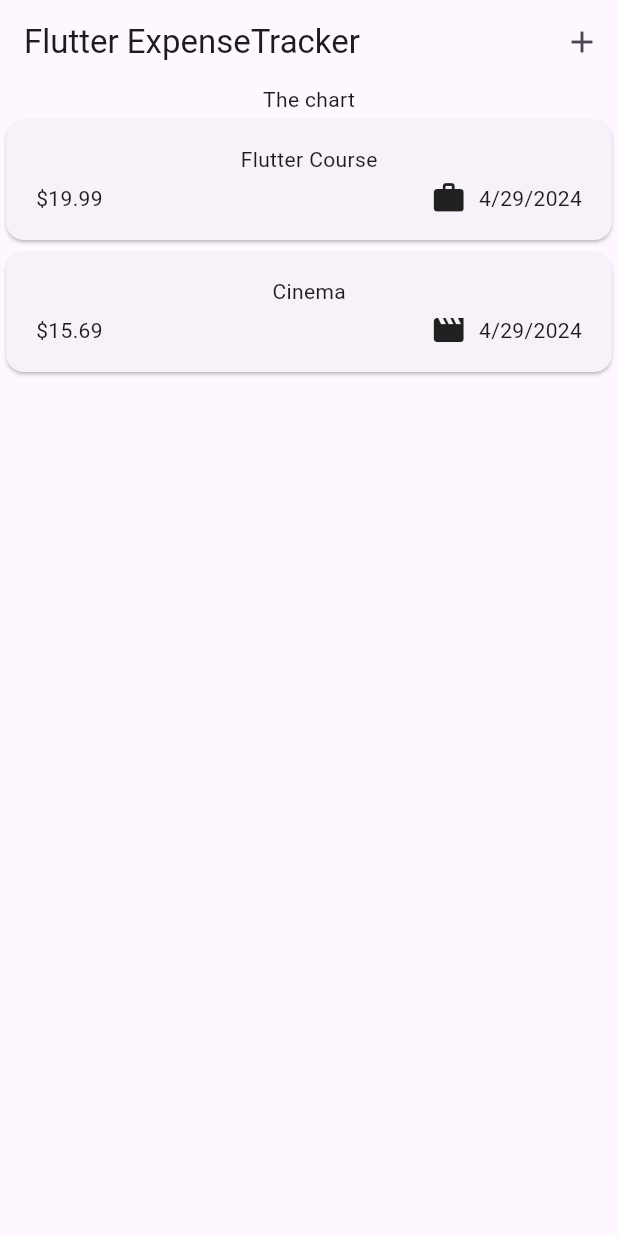
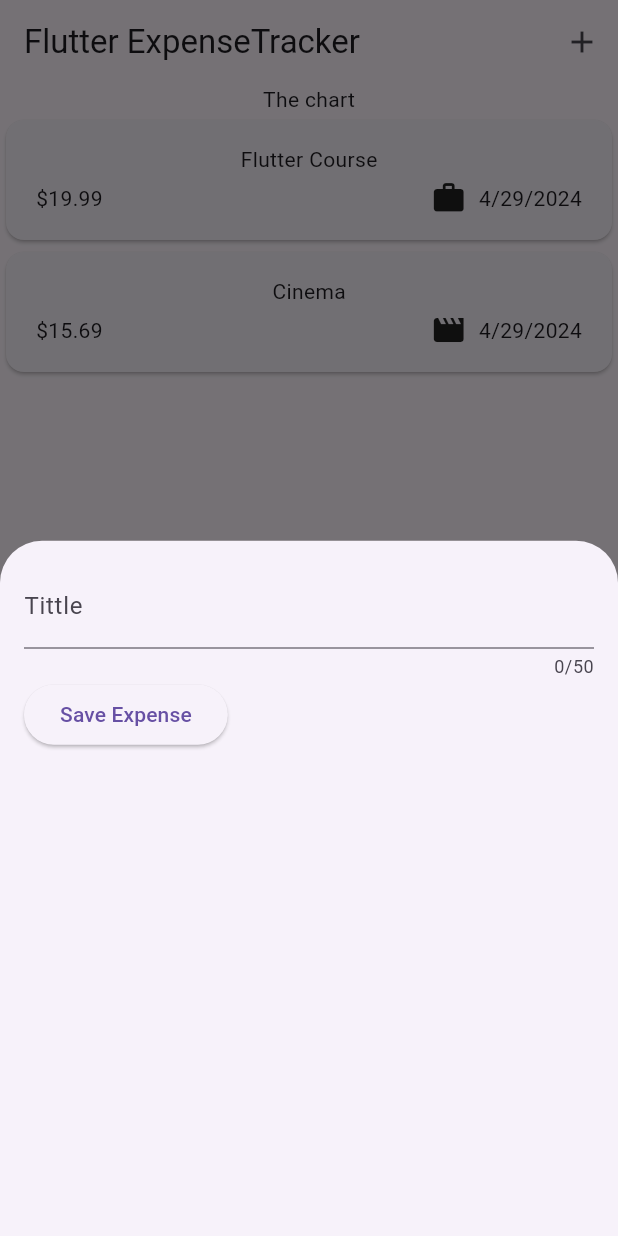
Before and after one commit to aakross/expensestracker, a Flutter app: the screen it shows after launch, after a tap on the "add" icon, on a phone screen of 412 x 824 dp. Run offline on Flutter 3.47's test engine with Material 3 defaults, Android fonts, the phone set to English and light mode, and no system bars.

Commit message:
29/04/24

```diff
--- a/lib/widgets/expenses.dart
+++ b/lib/widgets/expenses.dart
@@ -1,5 +1,6 @@
 import 'package:expense_tracker/widgets/expenses_list/expenses_list.dart';
 import 'package:expense_tracker/models/expense.dart';
+import 'package:expense_tracker/widgets/new_expenses.dart';
 import 'package:flutter/material.dart';
 
 class Expenses extends StatefulWidget {
@@ -25,13 +26,22 @@ class _ExpensesState extends State<Expenses> {
       category: Category.leisure,
     ),
   ];
+
+  void _openAddExpenseOverlay() {
+    showModalBottomSheet(
+        context: context, builder: (ctx) => const NewExpense());
+  }
+
   @override
   Widget build(BuildContext context) {
     return Scaffold(
       appBar: AppBar(
         title: const Text('Flutter ExpenseTracker'),
         actions: [
-          IconButton(onPressed: () {}, icon: const Icon(Icons.add)),
+          IconButton(
+            onPressed: _openAddExpenseOverlay,
+            icon: const Icon(Icons.add),
+          ),
         ],
       ),
       body: Column(
--- /dev/null
+++ b/lib/widgets/new_expenses.dart
@@ -0,0 +1,57 @@
+import 'package:flutter/material.dart';
+
+class NewExpense extends StatefulWidget {
+  const NewExpense({super.key});
+
+  @override
+  State<NewExpense> createState() {
+    return _NewExpense();
+  }
+}
+
+class _NewExpense extends State<NewExpense> {
+  //var _enteredTittle = ''; //Aqui se esta iniciando el titulo vacio y se manda a llamar en _saveTittleInput
+
+  // void _saveTittleInput(String inputValue) {
+  //   _enteredTittle =
+  //       inputValue; //Aqui el campo ya se le asigno un titulo y guardara ese valor
+  // }
+
+// Se utilizo TextEditingController ya que flutter maneja mejor el como se guarda lo que el usuario escribio
+  final _tittleController = TextEditingController();
+
+//dispose sirve para cerrar el campo textfield de la UI en este caso cerrarlo cuando el modal este abierto
+  @override
+  void dispose() {
+    _tittleController.dispose();
+    super.dispose();
+  }
+
+  @override
+  Widget build(BuildContext context) {
+    return Padding(
+      padding: const EdgeInsets.all(16),
+      child: Column(
+        children: [
+          TextField(
+            controller: _tittleController,
+            maxLength: 50,
+            decoration: const InputDecoration(
+              label: Text('Tittle'),
+            ),
+          ),
+          Row(
+            children: [
+              ElevatedButton(
+                onPressed: () {
+                  print(_tittleController.text);
+                },
+                child: const Text('Save Expense'),
+              ),
+            ],
+          )
+        ],
+      ),
+    );
+  }
+}
```
